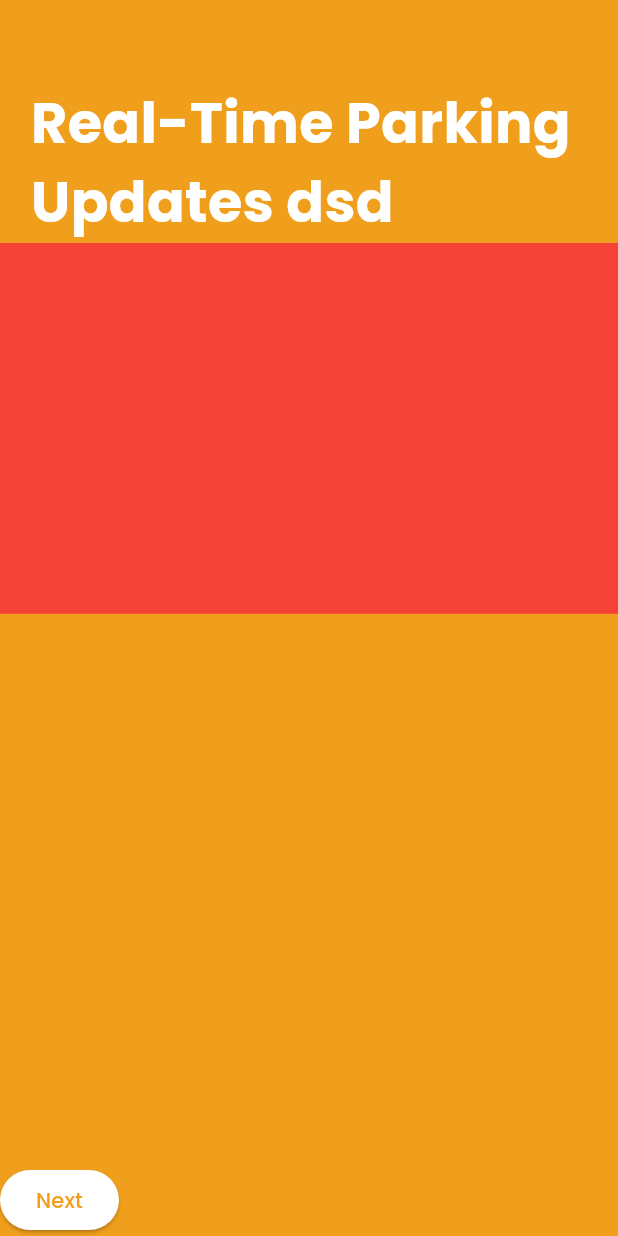
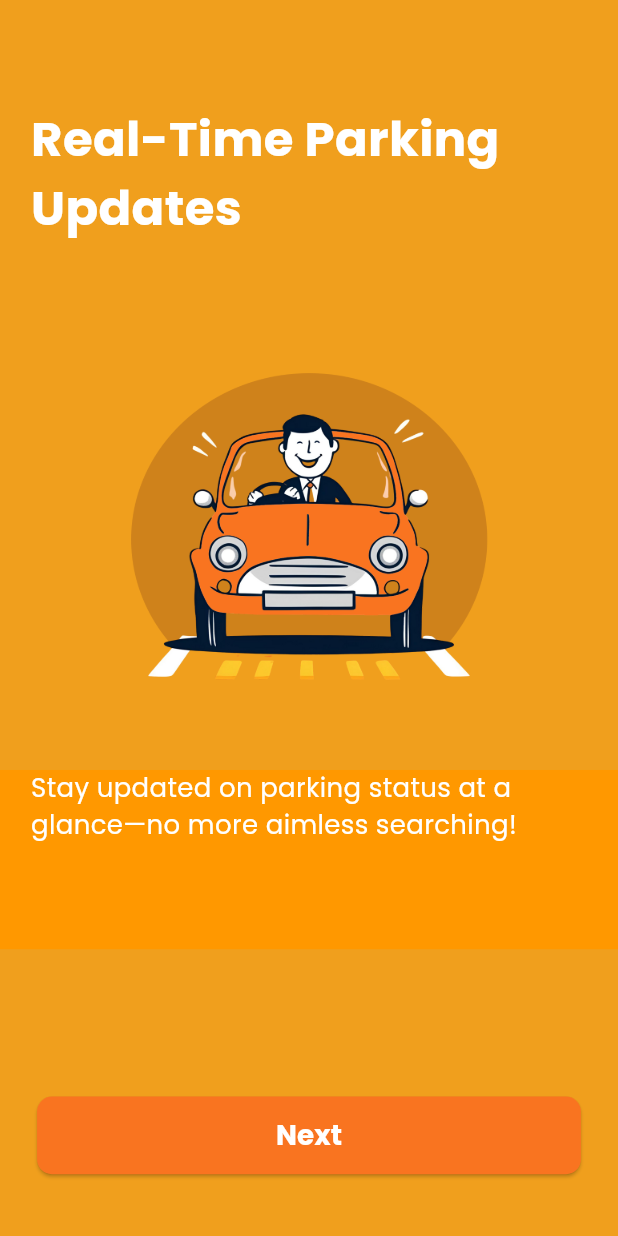
Before and after one commit to eseepark06/eseepark, a Flutter app: the screen it shows after launch, after a tap on "Next", on a phone screen of 412 x 824 dp. Run offline on Flutter 3.47's test engine with Material 3 defaults, Android fonts, the light colour scheme and no system bars; our stand-ins replace flutter_native_splash, get, shared_preferences; statements that could not run were skipped.

Commit message:
v1.0.3 (JPLI)

```diff
--- a/lib/screens/general/get_started.dart
+++ b/lib/screens/general/get_started.dart
@@ -27,12 +27,22 @@ class _GetStartedState extends State<GetStarted> {
     GetStartedInfo(
         title: 'Find Parking in Seconds',
         subtitle: 'No more aimless searching, see available parking slots instantly',
-        image: 'image'
+        image: 'assets/images/getstarted/slide1.png'
     ),
     GetStartedInfo(
-        title: 'Real-Time Parking Updates dsd',
-        subtitle: 'No more aimless searching, see available parking slots instantly',
-        image: 'image'
+        title: 'Real-Time Parking Updates',
+        subtitle: 'Stay updated on parking status at a glance—no more aimless searching!',
+        image: 'assets/images/getstarted/slide1.png'
+    ),
+    GetStartedInfo(
+        title: 'Know Before You Go',
+        subtitle: 'Save time by checking available slots before heading out.',
+        image: 'assets/images/getstarted/slide1.png'
+    ),
+    GetStartedInfo(
+        title: 'Welcome to eSEEPark!',
+        subtitle: 'Making parking smarter, faster, and hassle-free for everyone!',
+        image: 'assets/images/getstarted/slide1.png'
     )
   ];
 
@@ -46,9 +56,12 @@ class _GetStartedState extends State<GetStarted> {
           crossAxisAlignment: CrossAxisAlignment.start,
           mainAxisAlignment: MainAxisAlignment.spaceBetween,
           children: [
-            Column(
+            SizedBox(
+              height: screenHeight * 0.7,
+              child: Column(
                 children: [
-                Container(
+                  Expanded(
+                    child: Container(
                       margin: EdgeInsets.only(
                           left: screenWidth * .05,
                           right: screenWidth * .05
@@ -68,33 +81,83 @@ class _GetStartedState extends State<GetStarted> {
                                 style: TextStyle(
                                     color: Colors.white,
                                     fontWeight: FontWeight.bold,
-                                fontSize: screenSize * 0.03
+                                    fontSize: screenSize * 0.026
                                 ),
                               ),
                             )
                         ),
                       ),
                     ),
+                  ),
+                  SizedBox(height: screenHeight * .03),
                   Container(
-                  color: Colors.red,
-                  height: screenHeight * 0.3,
+                    height: screenHeight * 0.35,
+                    child: AnimatedSwitcher(
+                        duration: const Duration(milliseconds: 200),
+                        transitionBuilder: (Widget child, Animation<double> animation) {
+                          return FadeTransition(opacity: animation, child: child);
+                        },
+                        key: ValueKey<String>(getStartedInfos[currentIndex].image),
+                        child: Image.asset(getStartedInfos[currentIndex].image)
+                    ),
+                  ),
+                  SizedBox(height: screenHeight * .03),
+                  Expanded(
+                    child: Container(
+                      color: Colors.orange,
+                      padding: EdgeInsets.symmetric(
+                        horizontal: screenWidth * .05
+                      ),
+                      child: Text(getStartedInfos[currentIndex].subtitle,
+                        style: TextStyle(
+                          color: Colors.white,
+                          fontSize: screenSize * 0.014
+                        ),
+                      ),
+                    ),
                   ),
                 ],
               ),
-            ElevatedButton(
+            ),
+            Container(
+              padding: EdgeInsets.symmetric(
+                horizontal: screenWidth * .06,
+                vertical: screenHeight * .05
+              ),
+              width: screenWidth,
+              child: ElevatedButton(
                 onPressed: () {
+                  if(currentIndex + 1 < getStartedInfos.length) {
                     setState(() {
-                    if(currentIndex == 0) {
                       currentIndex++;
-                    } else {
-                      currentIndex--;
+                    });
                   }
-                  });
                 },
                 style: ElevatedButton.styleFrom(
-
+                  shape: RoundedRectangleBorder(
+                    borderRadius: BorderRadius.circular(10)
                   ),
-              child: Text('Next')
+                  padding: EdgeInsets.symmetric(
+                    vertical: screenHeight * 0.015
+                  ),
+                  backgroundColor: Color.lerp(Theme.of(context).colorScheme.primary, Colors.deepOrange, 0.6)
+                ),
+                child: AnimatedSwitcher(
+                  duration: const Duration(milliseconds: 200),
+                  transitionBuilder: (Widget child, Animation<double> animation) {
+                    return FadeTransition(opacity: animation, child: child);
+                  },
+                  child: Text(getStartedInfos.length == currentIndex + 1 ? 'Get Started' : 'Next',
+                    textAlign: TextAlign.start,
+                    key: ValueKey<String>(getStartedInfos[currentIndex].title),
+                    style: TextStyle(
+                      fontSize: screenSize * 0.015,
+                      fontWeight: FontWeight.bold,
+                      color: Colors.white,
+                    ),
+                  ),
+                )
+              ),
             )
           ],
         )
--- a/pubspec.yaml
+++ b/pubspec.yaml
@@ -77,6 +77,7 @@ flutter:
 
   assets:
     - assets/images/general/
+    - assets/images/getstarted/
 
   fonts:
     - family: HelveticaNeue
```
Also changed, not shown: assets/images/getstarted/slide1.png (added). Lines whose indentation alone changed are shown as unchanged.
